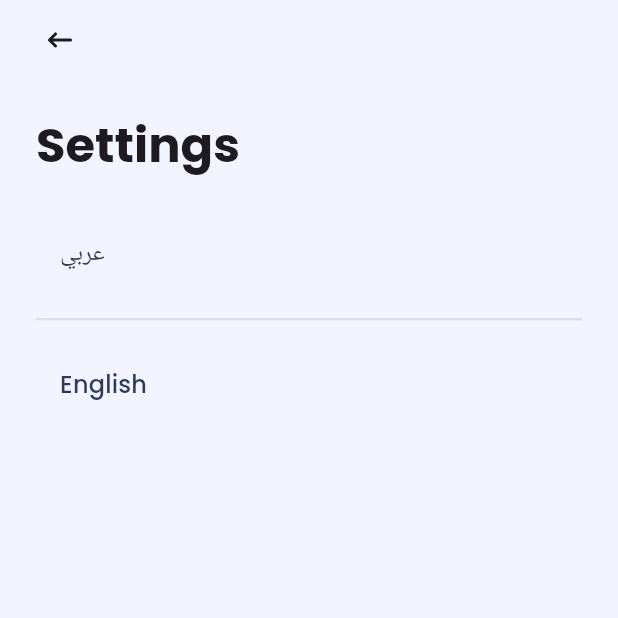
After one commit to Balkis998/JODDB_TASK, a Flutter app: the SettingsScreen screen opened by its route, on a phone screen of 412 x 824 dp, the top half of it. The commit adds this screen. Run offline on Flutter 3.47's test engine with Material 3 defaults, Android fonts, the phone set to English and light mode, and no system bars; our stand-ins replace cached_network_image, cloud_firestore, dio, easy_localization, equatable, firebase_auth and 9 more; accounts and stored records are empty.

Commit message:
add settings, edit time picker

```diff
--- a/lib/Core/Routes/app_routes.dart
+++ b/lib/Core/Routes/app_routes.dart
@@ -5,6 +5,7 @@ import '../../Features/Home/Presentation/View/home_screen.dart';
 import '../../Features/Main/Presentation/View/main_screen.dart';
 import '../../Features/Notification/Presentation/View/notification_screen.dart';
 import '../../Features/Profile/Presentation/View/profile_screen.dart';
+import '../../Features/Settings/Presentation/View/settings_screen.dart';
 import '../../Features/Splash/Presentation/View/splash_screen.dart';
 import '../../Features/Task/Presentation/View/task_screen.dart';
 
@@ -18,5 +19,6 @@ class AppRoutes {
     CreateTaskScreen.id: (context) => const CreateTaskScreen(),
     NotificationScreen.id: (context) => const NotificationScreen(),
     ProfileScreen.id: (context) => const ProfileScreen(),
+    SettingsScreen.id: (context) => const SettingsScreen(),
   };
 }
--- a/lib/Features/Main/Presentation/View/Widgets/drawer_body.dart
+++ b/lib/Features/Main/Presentation/View/Widgets/drawer_body.dart
@@ -19,6 +19,7 @@ import '../../../../Auth/Presentation/BloC/AuthCubit/auth_cubit.dart';
 import '../../../../Auth/Presentation/View/login_screen.dart';
 import '../../../../Calendar/Presentation/View/calendar_screen.dart';
 import '../../../../Profile/Presentation/View/profile_screen.dart';
+import '../../../../Settings/Presentation/View/settings_screen.dart';
 import '../../BloC/MainCubit/main_screen_cubit.dart';
 import '../main_screen.dart';
 
@@ -79,7 +80,7 @@ class DrawerBody extends StatelessWidget {
                 ),
               ),
               onTap: () {
-                // Navigator.pushNamed(context, SettingsScreen.id);
+                Navigator.pushNamed(context, SettingsScreen.id);
               },
             ),
             const Spacer(),
--- /dev/null
+++ b/lib/Features/Settings/Presentation/View/Widgets/setting_body.dart
@@ -0,0 +1,63 @@
+// ignore_for_file: deprecated_member_use
+
+import 'package:flutter/material.dart';
+import 'package:flutter_bloc/flutter_bloc.dart';
+import 'package:flutter_screenutil/flutter_screenutil.dart';
+
+import '../../../../../Core/Language/change_lang.dart';
+import '../../../../../Core/Services/Spacer/spacer_static.dart';
+import '../../../../../Core/Theme/app_colors.dart';
+import '../../../../../Core/Theme/text_theme.dart';
+import '../../../../Calendar/Presentation/BloC/TaskCubit/task_cubit.dart';
+
+class SettingBody extends StatefulWidget {
+  const SettingBody({super.key});
+
+  @override
+  State<SettingBody> createState() => _SettingBodyState();
+}
+
+class _SettingBodyState extends State<SettingBody> {
+  @override
+  Widget build(BuildContext context) {
+    return BlocProvider(
+      create: (context) => TaskCubit(),
+      child: Padding(
+        padding: EdgeInsets.symmetric(horizontal: 24, vertical: 24),
+        child: Column(
+          crossAxisAlignment: CrossAxisAlignment.start,
+          children: [
+            Text(
+              'Settings',
+              style: TextThemeStyle.textThemeStylePrimary.headlineLarge!
+                  .copyWith(fontWeight: FontWeight.w700),
+            ),
+            StaticSpacer.spacer32,
+
+            ListTile(
+              onTap: () {},
+              title: Text(
+                'عربي',
+                style: TextThemeStyle.textThemeStylePrimary.titleMedium,
+              ),
+              trailing: Icon(Icons.check, color: colorAr),
+            ),
+            Divider(
+              color: AppColors.borderColor,
+              thickness: 1.5.w,
+              height: 40.h,
+            ),
+            ListTile(
+              onTap: () {},
+              title: Text(
+                'English',
+                style: TextThemeStyle.textThemeStylePrimary.titleMedium,
+              ),
+              trailing: Icon(Icons.check, color: colorEN),
+            ),
+          ],
+        ),
+      ),
+    );
+  }
+}
--- /dev/null
+++ b/lib/Features/Settings/Presentation/View/settings_screen.dart
@@ -0,0 +1,24 @@
+import 'package:flutter/material.dart';
+import 'package:flutter_screenutil/flutter_screenutil.dart';
+
+import '../../../../Core/Theme/app_colors.dart';
+import '../../../Profile/Presentation/View/Widgets/profile_appbar.dart';
+import 'Widgets/setting_body.dart';
+
+class SettingsScreen extends StatelessWidget {
+  static const String id = 'SettingsScreen';
+
+  const SettingsScreen({super.key});
+
+  @override
+  Widget build(BuildContext context) {
+    return Scaffold(
+      backgroundColor: AppColors.backgroundColor,
+      appBar: PreferredSize(
+        preferredSize: Size.fromHeight(70.h),
+        child: ProfileAppbar(),
+      ),
+      body: SettingBody(),
+    );
+  }
+}
```
Also changed, not shown: lib/Core/Language/change_lang.dart (+14 -6 lines), lib/Core/Widgets/time_picker_widget.dart (+33 -38 lines), lib/Features/Task/Presentation/View/Widgets/task_body.dart (+7 -2 lines), 1 other file.
